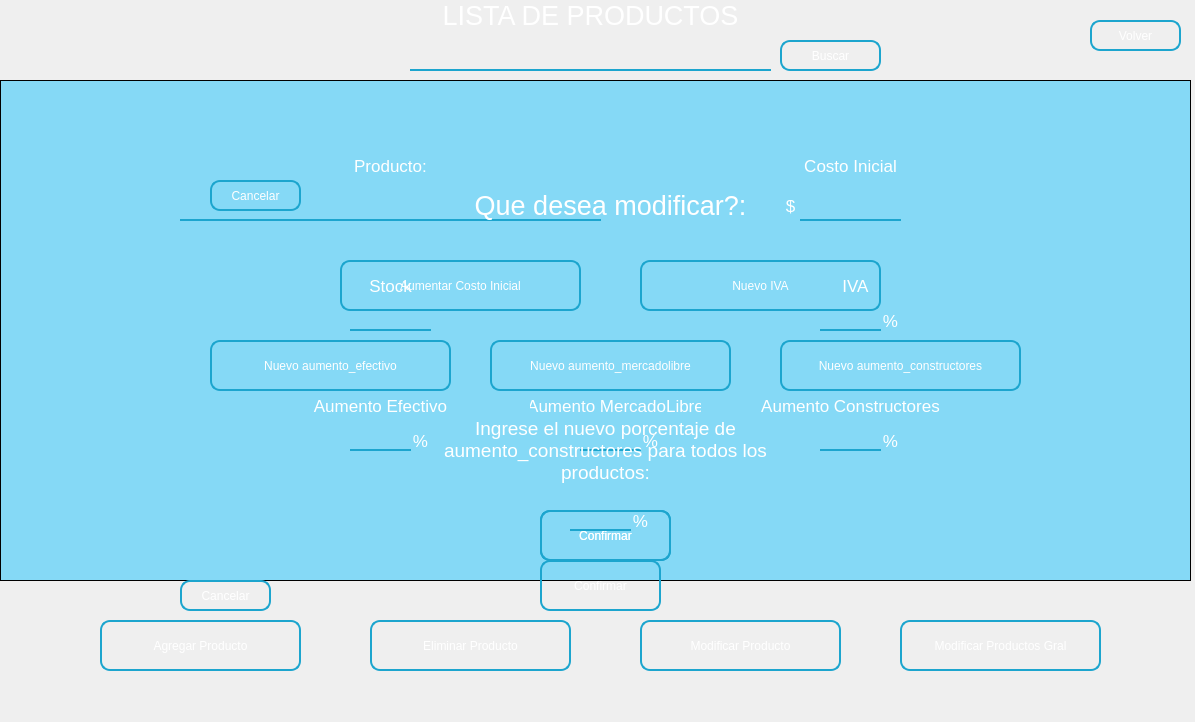
This is ventanas/stock_fontana.ui in LautaroRomero21/Proyecto-CRUD-para-empresa-chica as Qt 5 draws it before an edit. The edited form follows.
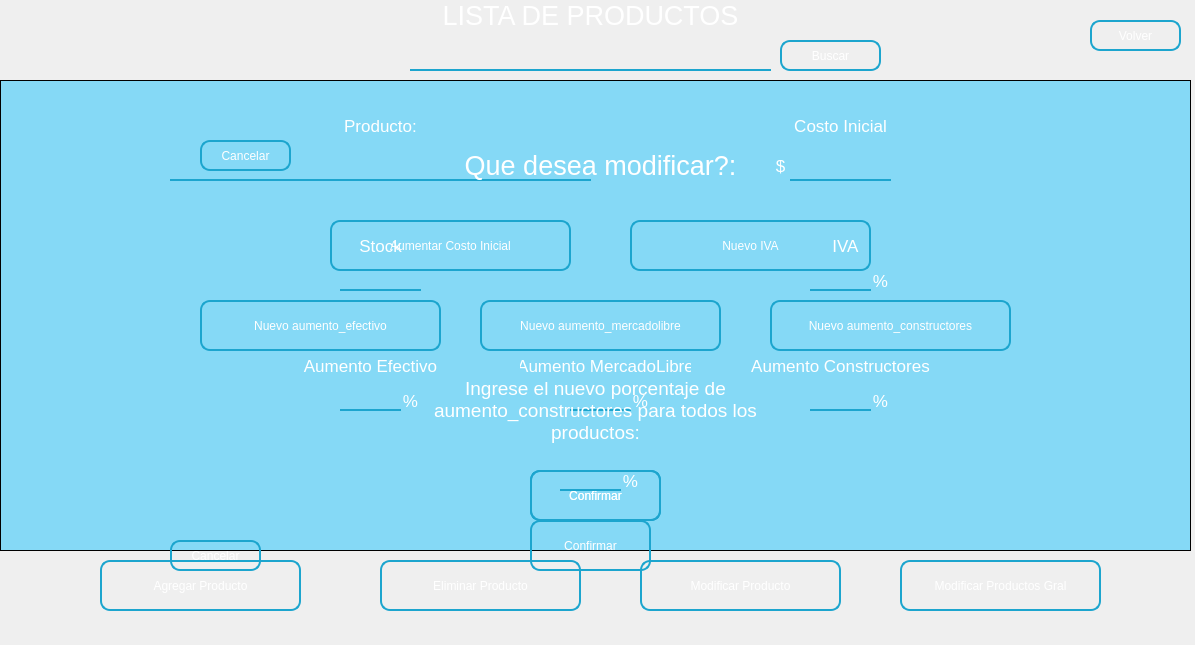
This is the edited form. Icons and pictures are not drawn.

Diff of the .ui file:
```diff
--- a/ventanas/stock_fontana.ui
+++ b/ventanas/stock_fontana.ui
@@ -7,19 +7,19 @@
     <x>0</x>
     <y>0</y>
     <width>1195</width>
-    <height>722</height>
+    <height>645</height>
    </rect>
   </property>
   <property name="minimumSize">
    <size>
     <width>1195</width>
-    <height>722</height>
+    <height>645</height>
    </size>
   </property>
   <property name="maximumSize">
    <size>
     <width>1195</width>
-    <height>722</height>
+    <height>645</height>
    </size>
   </property>
   <property name="windowTitle">
@@ -209,7 +209,7 @@
        <x>0</x>
        <y>80</y>
        <width>1191</width>
-       <height>501</height>
+       <height>471</height>
       </rect>
      </property>
      <property name="font">
@@ -258,7 +258,7 @@
      <property name="geometry">
       <rect>
        <x>100</x>
-       <y>620</y>
+       <y>560</y>
        <width>201</width>
        <height>51</height>
       </rect>
@@ -276,8 +276,8 @@
     <widget class="QPushButton" name="boton_eliminar_producto">
      <property name="geometry">
       <rect>
-       <x>370</x>
-       <y>620</y>
+       <x>380</x>
+       <y>560</y>
        <width>201</width>
        <height>51</height>
       </rect>
@@ -296,7 +296,7 @@
      <property name="geometry">
       <rect>
        <x>640</x>
-       <y>620</y>
+       <y>560</y>
        <width>201</width>
        <height>51</height>
       </rect>
@@ -315,7 +315,7 @@
      <property name="geometry">
       <rect>
        <x>900</x>
-       <y>620</y>
+       <y>560</y>
        <width>201</width>
        <height>51</height>
       </rect>
@@ -334,7 +334,7 @@
      <property name="geometry">
       <rect>
        <x>350</x>
-       <y>670</y>
+       <y>610</y>
        <width>251</width>
        <height>21</height>
       </rect>
@@ -367,7 +367,7 @@
      <property name="geometry">
       <rect>
        <x>620</x>
-       <y>670</y>
+       <y>610</y>
        <width>251</width>
        <height>21</height>
       </rect>
@@ -399,8 +399,8 @@
     <widget class="QWidget" name="widget_agregar_producto" native="true">
      <property name="geometry">
       <rect>
-       <x>170</x>
-       <y>80</y>
+       <x>160</x>
+       <y>40</y>
        <width>871</width>
        <height>561</height>
       </rect>
```
Left out of the diff: 194 changed lines with no effect on the pictures.
